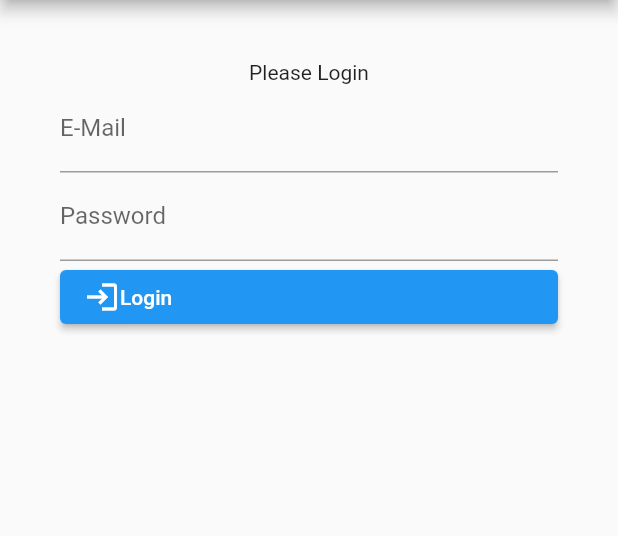
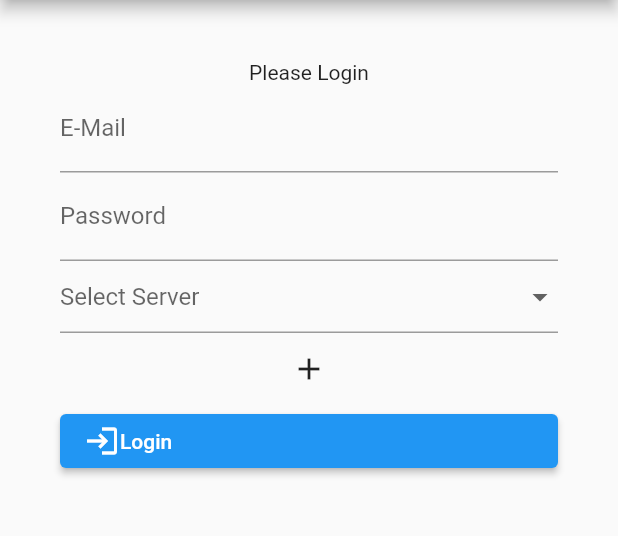
Before and after one commit to OpenShelves/openshelves-frontend, a Flutter app: the screen it shows after launch, in the side drawer, after a tap on "L O G I N", on a phone screen of 412 x 824 dp, the part 84-620 px from its top. Run offline on Flutter 3.47's test engine with Material 2 defaults, Android fonts, the light colour scheme and no system bars; our stand-ins replace flutter_redux, flutter_secure_storage, redux; generated files the repository leaves out were written again.

Commit message:
Added server selection add login page

```diff
--- a/lib/l10n/app_de.arb
+++ b/lib/l10n/app_de.arb
@@ -12,5 +12,10 @@
     "price": "Preis",
     "active": "Aktiv",
     "productName": "Produktname",
-    "searchHintText": "min. 3 Zeichen eingeben"
+    "searchHintText": "min. 3 Zeichen eingeben",
+    "userPassword": "Password",
+    "pleaseLogin": "Bitte Einloggen",
+    "addServerHeadline": "Neuen Server hinzufügen",
+    "serverLabel": "Server eintragen",
+    "selectServerLabel": "Server auswählen"
 }
--- a/lib/l10n/app_en.arb
+++ b/lib/l10n/app_en.arb
@@ -54,6 +54,26 @@
     "searchHintText": "type in at least 3 characters",
     "@searchHintText": {
       "description": "Hint text for search to enter a minimum of three characters"
+    },
+    "userPassword": "Password",
+    "@userPassword": {
+      "description": "Label for Passwordfield"
+    },
+    "pleaseLogin": "Please Login",
+    "@pleaseLogin": {
+      "description": "Label for Login"
+    },
+    "addServerHeadline": "Add a new Server",
+    "@addServerHeadline": {
+      "description": "Headline for adding a new server"
+    },
+    "serverLabel": "HTTP(S) Server Url",
+    "@serverLabel": {
+      "description": "Label for add server form field"
+    },
+    "selectServerLabel": "Select Server",
+    "@selectServerLabel": {
+      "description": "Label for selecting a server"
     }
 
   }
--- a/lib/login/login.dart
+++ b/lib/login/login.dart
@@ -1,7 +1,6 @@
 import 'package:flutter/material.dart';
-import 'package:flutter_secure_storage/flutter_secure_storage.dart';
 import 'package:openshelves/constants.dart';
-import 'package:openshelves/login/login_service.dart';
+import 'package:openshelves/login/login_form.dart';
 import 'package:openshelves/main.dart';
 import 'package:openshelves/responsive/responsive_layout.dart';
 import 'package:openshelves/widgets/drawer.dart';
@@ -16,61 +15,26 @@ class LoginPage extends StatefulWidget {
 }
 
 class _LoginPageState extends State<LoginPage> {
-  final emailController = TextEditingController();
-  final passwordController = TextEditingController();
-  final storage = const FlutterSecureStorage();
-
-  getLoginForm() {
-    return Container(
-        margin: const EdgeInsets.all(20.0),
-        padding: const EdgeInsets.all(20.0),
-        child: Column(
-          children: [
-            const Text('Please Login'),
-            TextField(
-              controller: emailController,
-              decoration: const InputDecoration(label: Text('E-Mail')),
-              keyboardType: TextInputType.emailAddress,
-            ),
-            TextField(
-              controller: passwordController,
-              decoration: const InputDecoration(label: Text('Password')),
-            ),
-            ElevatedButton(
-                onPressed: () {
-                  var token =
-                      login(emailController.text, passwordController.text);
-                  token.then((strtoken) {
-                    widget.store.dispatch(LogInAction(strtoken));
-                    print(widget.store.state.loginToken);
-                    storage.write(key: 'token', value: strtoken);
-                  });
-                },
-                child: Row(
-                  children: const [Icon(Icons.login), Text('Login')],
-                ))
-          ],
-        ));
-  }
-
   @override
   Widget build(BuildContext context) {
-    getToken();
     return ResponsiveLayout(
       mobileBody: Scaffold(
         appBar: openShelvesAppBar,
         drawer: const OpenShelvesDrawer(),
-        body: ListView(children: [getLoginForm()]),
+        body: ListView(children: [LoginForm(store: widget.store)]),
       ),
-      tabletBody: const Text("TO BE DONE"),
+      tabletBody: Scaffold(
+        appBar: openShelvesAppBar,
+        drawer: const OpenShelvesDrawer(),
+        body: ListView(children: [LoginForm(store: widget.store)]),
+      ),
       desktopBody: Scaffold(
           appBar: openShelvesAppBar,
           floatingActionButton: FloatingActionButton(
               child: const Icon(Icons.add), onPressed: () {}),
           body: Row(children: [
             const OpenShelvesDrawer(),
-            Expanded(child: getLoginForm())
-            // Expanded(flex: 1, child: productTechDataForm)
+            Expanded(child: LoginForm(store: widget.store))
           ])),
     );
   }
--- /dev/null
+++ b/lib/login/login_form.dart
@@ -0,0 +1,173 @@
+import 'dart:convert';
+
+import 'package:flutter/material.dart';
+import 'package:flutter_secure_storage/flutter_secure_storage.dart';
+import 'package:flutter_gen/gen_l10n/app_localizations.dart';
+import 'package:openshelves/login/login_service.dart';
+import 'package:openshelves/login/server_model.dart';
+import 'package:openshelves/main.dart';
+import 'package:redux/redux.dart';
+
+class LoginForm extends StatefulWidget {
+  final Store<AppState> store;
+  const LoginForm({Key? key, required this.store}) : super(key: key);
+
+  @override
+  State<LoginForm> createState() => _LoginFormState();
+}
+
+class _LoginFormState extends State<LoginForm> {
+  final emailController = TextEditingController();
+  final passwordController = TextEditingController();
+  final serverController = TextEditingController();
+
+  final storage = const FlutterSecureStorage();
+  late List<Server> server = [];
+  late BuildContext dialogContext;
+  late String? selectedServer = '';
+
+  @override
+  initState() {
+    super.initState();
+
+    serverController.text = 'https://';
+    storage.read(key: 'server').then((value) {
+      if (value != null) {
+        value = '{"server": $value}';
+        setState(() {
+          var decoded = jsonDecode(value!);
+          server = (decoded['server'] as List)
+              .map((e) => Server.fromJson(e))
+              .toList();
+        });
+      }
+    });
+    storage.read(key: 'selectedServer').then((value) {
+      if (value != null) {
+        selectedServer = value;
+      }
+    });
+  }
+
+  @override
+  Widget build(BuildContext context) {
+    return Container(
+        margin: const EdgeInsets.all(20.0),
+        padding: const EdgeInsets.all(20.0),
+        child: Column(
+          children: [
+            Text(AppLocalizations.of(context)!.pleaseLogin),
+            TextField(
+              controller: emailController,
+              decoration: const InputDecoration(label: Text('E-Mail')),
+              keyboardType: TextInputType.emailAddress,
+            ),
+            TextField(
+              controller: passwordController,
+              decoration: InputDecoration(
+                  label: Text(AppLocalizations.of(context)!.userPassword)),
+            ),
+            DropdownButtonFormField(
+                value: server.isNotEmpty && selectedServer != null
+                    ? selectedServer
+                    : 'https://',
+                hint: Text(AppLocalizations.of(context)!.selectServerLabel),
+                selectedItemBuilder: (BuildContext context) {
+                  return server.map((e) {
+                    return Text(e.uri);
+                  }).toList();
+                },
+                items: server.isNotEmpty
+                    ? server.map((e) {
+                        return DropdownMenuItem(
+                            value: e.uri,
+                            child: Row(children: [
+                              Text(e.uri),
+                              IconButton(
+                                  onPressed: () {
+                                    server.remove(e);
+                                    storage.write(
+                                        key: 'server',
+                                        value: jsonEncode(server));
+                                    setState(() {
+                                      server;
+                                    });
+                                  },
+                                  icon: const Icon(Icons.delete))
+                            ]));
+                      }).toList()
+                    : [
+                        const DropdownMenuItem(
+                            value: 'https://', child: Text('No Servers')),
+                      ],
+                onChanged: (value) {
+                  storage.write(key: 'selectedServer', value: value.toString());
+                }),
+            IconButton(
+                onPressed: () {
+                  showDialog(
+                      context: context,
+                      builder: (BuildContext context) {
+                        return Dialog(
+                          child: Container(
+                              height: 300,
+                              width: 200,
+                              padding: const EdgeInsets.all(20),
+                              child: Column(children: [
+                                Text(AppLocalizations.of(context)!
+                                    .addServerHeadline),
+                                Form(
+                                    child: Column(
+                                  children: [
+                                    TextFormField(
+                                        controller: serverController,
+                                        decoration: InputDecoration(
+                                            label: Text(
+                                                AppLocalizations.of(context)!
+                                                    .serverLabel))),
+                                    IconButton(
+                                        onPressed: () {
+                                          server.add(Server(
+                                              uri: serverController.text));
+                                          storage.write(
+                                              key: 'server',
+                                              value: jsonEncode(server));
+                                          storage.write(
+                                              key: 'selectedServer',
+                                              value: serverController.text);
+                                          setState(() {
+                                            selectedServer =
+                                                serverController.text;
+                                            server;
+                                          });
+                                          Navigator.pop(context);
+                                        },
+                                        icon: const Icon(Icons.save))
+                                  ],
+                                ))
+                              ])),
+                        );
+                      });
+                },
+                icon: const Icon(Icons.add)),
+            ElevatedButton(
+                onPressed: () {
+                  var token =
+                      login(emailController.text, passwordController.text);
+                  token.then((strtoken) {
+                    widget.store.dispatch(LogInAction(strtoken));
+                    storage.write(key: 'token', value: strtoken);
+                  }, onError: (message) {
+                    final snackBar = SnackBar(
+                      content: Text(message.toString()),
+                    );
+                    ScaffoldMessenger.of(context).showSnackBar(snackBar);
+                  });
+                },
+                child: Row(
+                  children: const [Icon(Icons.login), Text('Login')],
+                ))
+          ],
+        ));
+  }
+}
--- /dev/null
+++ b/lib/login/server_model.dart
@@ -0,0 +1,13 @@
+import 'package:json_annotation/json_annotation.dart';
+part 'server_model.g.dart';
+
+@JsonSerializable()
+class Server {
+  String uri;
+
+  Server({required this.uri});
+
+  factory Server.fromJson(Map<String, dynamic> json) => _$ServerFromJson(json);
+
+  Map<String, dynamic> toJson() => _$ServerToJson(this);
+}
--- a/lib/scanner/income/income_form.dart
+++ b/lib/scanner/income/income_form.dart
@@ -66,7 +66,6 @@ class _IncomePageState extends State<IncomePage> {
   List<IncomingModel> incoming = [];
   @override
   Widget build(BuildContext context) {
-    print("build");
     return Scaffold(
       appBar: openShelvesAppBar,
       drawer: const OpenShelvesDrawer(),
--- a/lib/warehouse/warehouse_form.dart
+++ b/lib/warehouse/warehouse_form.dart
@@ -51,9 +51,6 @@ class _WarhouseFormState extends State<WarhouseForm> {
       mobileBody: const Text("TO BE DONE"),
       tabletBody: const Text("TO BE DONE"),
       desktopBody: Scaffold(
-          // appBar: openShelvesAppBar,
-          // floatingActionButton: FloatingActionButton(
-          //     child: const Icon(Icons.add), onPressed: () {}),
           body: Row(children: [
         const OpenShelvesDrawer(),
         Expanded(
```
Also changed, not shown: lib/login/login_service.dart (+8 -6 lines), lib/products/product_model.dart (+0 -16 lines), lib/login/server_model.g.dart (added).
